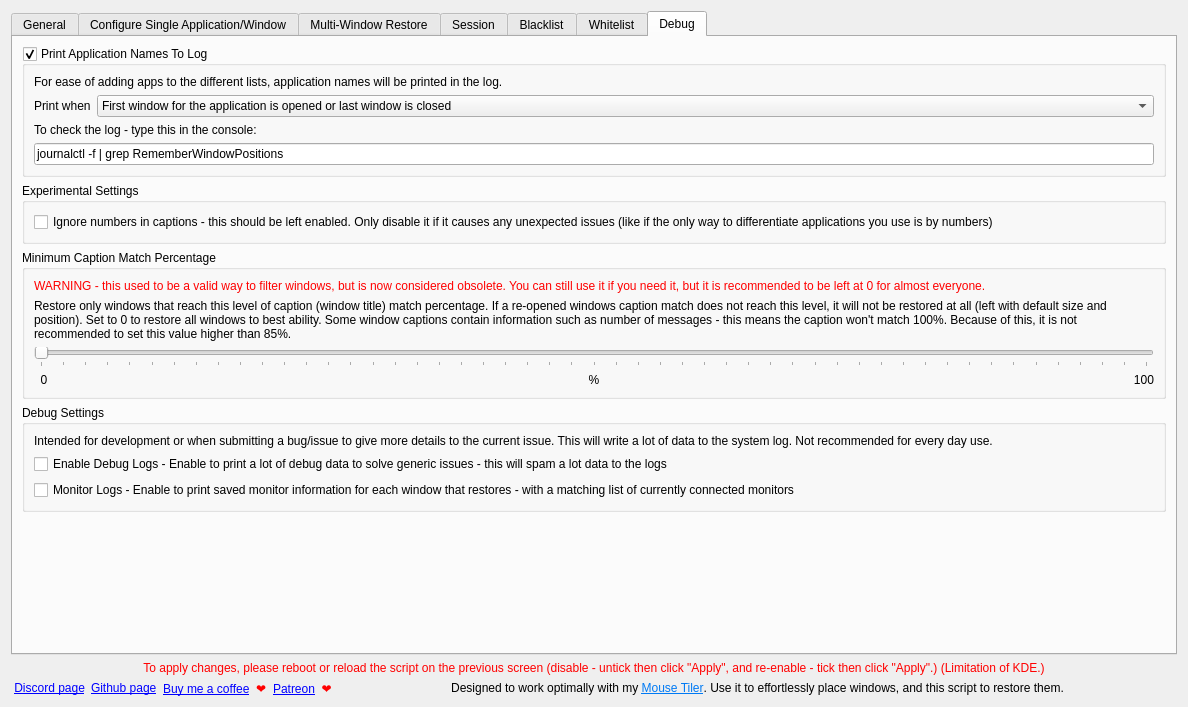
rxappdev/RememberWindowPositions, file src/contents/ui/config.ui: the form before one commit.
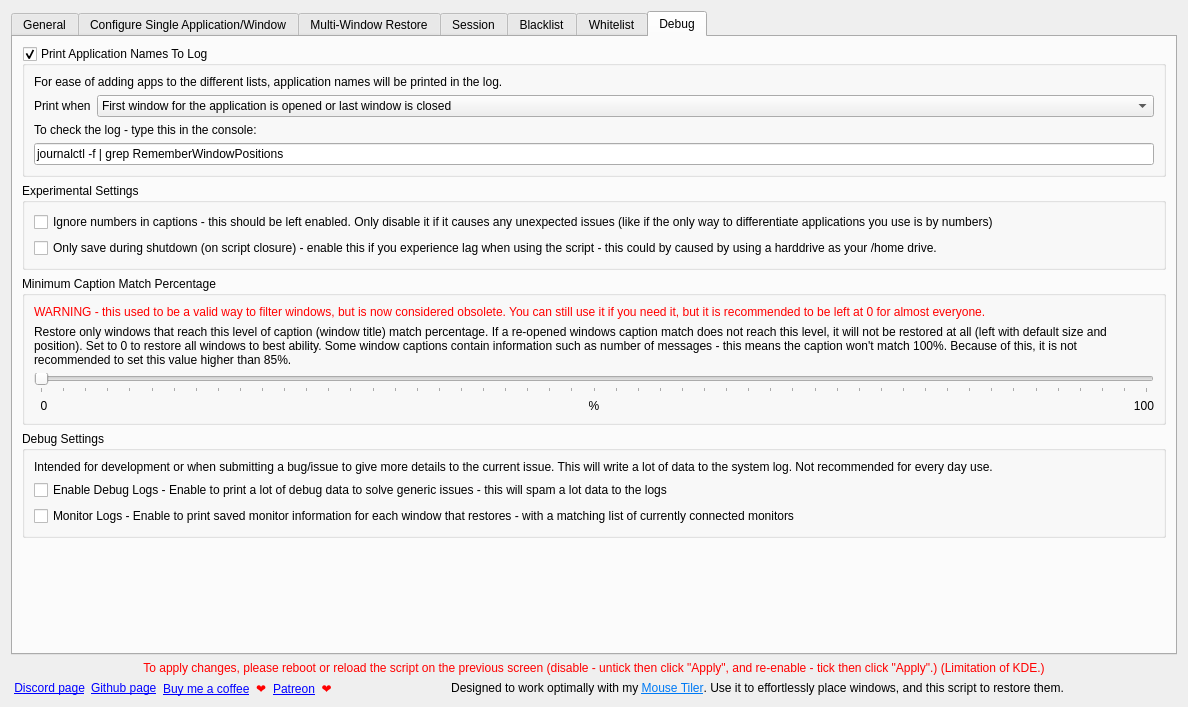
The form after the commit. The open tabs and pages were chosen to show the change. Icons and pictures are not drawn.

Commit message: Added setting to only write save file on shutdown, while less reliable, this might prevent lag issues for HDD users.

What changed in the file:
```diff
--- a/src/contents/ui/config.ui
+++ b/src/contents/ui/config.ui
@@ -1100,6 +1100,13 @@
             </property>
            </widget>
           </item>
+          <item>
+           <widget class="QCheckBox" name="kcfg_onlySaveOnShutdown">
+            <property name="text">
+             <string>Only save during shutdown (on script closure) - enable this if you experience lag when using the script - this could by caused by using a harddrive as your /home drive.</string>
+            </property>
+           </widget>
+          </item>
          </layout>
         </widget>
        </item>
```
The commit also changes 3 other files.
